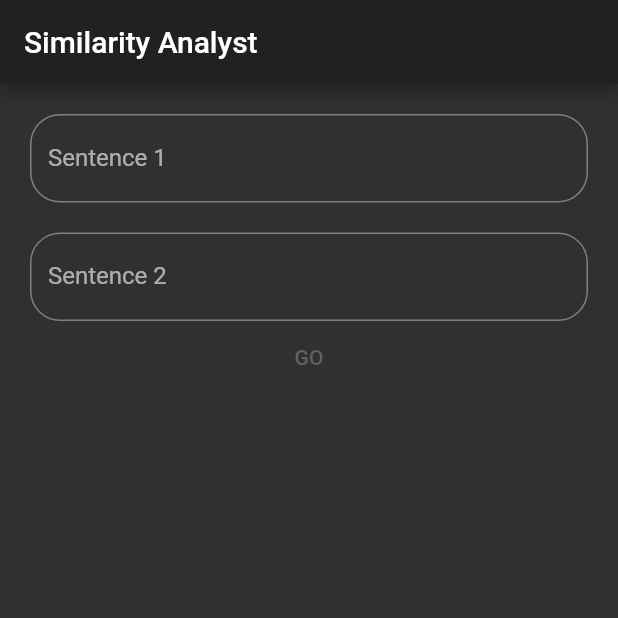
After one commit to pouria-z/Text-Analysis, a Flutter app: the Similarity screen opened directly, on a phone screen of 412 x 824 dp, the top half of it. The commit adds this screen. Run offline on Flutter 3.47's test engine with Material 2 defaults, Android fonts, the phone set to English and light mode, and no system bars.

Commit message:
similarity analyst

```diff
--- a/lib/home_page.dart
+++ b/lib/home_page.dart
@@ -1,6 +1,7 @@
 import 'package:flutter/material.dart';
 import 'package:sentiment_analysis/screens/key_phrases.dart';
 import 'package:sentiment_analysis/screens/sentiment.dart';
+import 'package:sentiment_analysis/screens/similarity.dart';
 
 class HomePage extends StatefulWidget {
   @override
@@ -14,7 +15,7 @@ class _HomePageState extends State<HomePage>
   @override
   void initState() {
     _controller = TabController(
-      length: 2,
+      length: 3,
       vsync: this,
     );
     super.initState();
@@ -34,6 +35,7 @@ class _HomePageState extends State<HomePage>
         children: [
           Sentiment(),
           KeyPhrases(),
+          Similarity(),
         ],
       ),
       bottomNavigationBar: Material(
@@ -45,7 +47,10 @@ class _HomePageState extends State<HomePage>
             ),
             Tab(
               text: "Key Phrases",
-            )
+            ),
+            Tab(
+              text: "Similarity",
+            ),
           ],
         ),
       ),
--- a/lib/screens/key_phrases.dart
+++ b/lib/screens/key_phrases.dart
@@ -12,7 +12,7 @@ class KeyPhrases extends StatefulWidget {
 }
 
 class _KeyPhrasesState extends State<KeyPhrases> {
-  late TextEditingController _controller = TextEditingController();
+  TextEditingController _controller = TextEditingController();
   bool isLoading = false;
   bool showText = false;
   var keyPhrase;
--- /dev/null
+++ b/lib/screens/similarity.dart
@@ -0,0 +1,163 @@
+import 'package:flutter/material.dart';
+import 'package:sentiment_analysis/widgets.dart';
+import 'package:sentiment_analysis/api_key.dart';
+import 'package:http/http.dart' as http;
+import 'dart:convert';
+
+class Similarity extends StatefulWidget {
+  const Similarity({Key? key}) : super(key: key);
+
+  @override
+  _SimilarityState createState() => _SimilarityState();
+}
+
+class _SimilarityState extends State<Similarity> {
+  TextEditingController _controller2 = TextEditingController();
+  TextEditingController _controller1 = TextEditingController();
+  bool isLoading = false;
+  bool showText = false;
+  var input2;
+  var input1;
+  var string1;
+  var string2;
+  double similarity = 0.0;
+
+  Future postData() async {
+    setState(() {
+      isLoading = true;
+      showText = true;
+    });
+    var url = Uri.parse(
+      'https://webit-text-analytics.p.rapidapi.com/similarity',
+    );
+    var response = await http.post(url, body: {
+      'string1': '$string1',
+      'string2': '$string2',
+    }, headers: {
+      'x-rapidapi-key': '$apiKey',
+      'x-rapidapi-host': 'webit-text-analytics.p.rapidapi.com'
+    });
+    var json = jsonDecode(response.body)['data'];
+    setState(() {
+      similarity = json['similarity'];
+    });
+
+    setState(() {
+      isLoading = false;
+    });
+  }
+
+  @override
+  Widget build(BuildContext context) {
+    return Scaffold(
+      appBar: AppBar(
+        title: Text("Similarity Analyst"),
+      ),
+      body: Padding(
+        padding: EdgeInsets.all(20),
+        child: ListView(
+          children: [
+            TextField(
+              onChanged: (value) {
+                setState(() {
+                  input1 = value;
+                  showText = false;
+                  similarity = 0.0;
+                });
+              },
+              controller: _controller1,
+              decoration: decoration.copyWith(
+                  hintText: 'Enter Sentence 1', labelText: 'Sentence 1'),
+              textCapitalization: TextCapitalization.sentences,
+              textInputAction: TextInputAction.newline,
+              maxLines: 50,
+              minLines: 1,
+            ),
+            SizedBox(
+              height: 20,
+            ),
+            TextField(
+              onChanged: (value) {
+                setState(() {
+                  input2 = value;
+                  showText = false;
+                  similarity = 0.0;
+                });
+              },
+              controller: _controller2,
+              decoration: decoration.copyWith(
+                  hintText: 'Enter Sentence 2', labelText: 'Sentence 2'),
+              textInputAction: TextInputAction.next,
+            ),
+            TextButton(
+              child: Text(
+                "GO",
+                style: TextStyle(
+                    color: _controller2.text.trim().isEmpty ||
+                            _controller1.text.isEmpty
+                        ? Colors.grey[700]
+                        : Colors.white),
+              ),
+              onPressed: () async {
+                if (_controller2.text.trim().isEmpty ||
+                    _controller1.text.isEmpty) {
+                  return null;
+                } else {
+                  setState(() {
+                    string1 = _controller1.text.trim();
+                    string2 = _controller2.text.trim();
+                  });
+                  await postData().whenComplete(() {
+                    _controller1.clear();
+                    _controller2.clear();
+                  });
+                }
+              },
+            ),
+            showText == false
+                ? Container()
+                : Text("Sentence 1: \n\t\t$string1\n",
+                    style: TextStyle(fontSize: 18)),
+            showText == false
+                ? Container()
+                : Text("Sentence 2: \n\t\t$string2\n",
+                    style: TextStyle(fontSize: 18)),
+            SizedBox(
+              height: 20,
+            ),
+            showText == true && isLoading == true
+                ? Center(
+                    child: CircularProgressIndicator(
+                    color: Colors.white,
+                    strokeWidth: 1.2,
+                  ))
+                : similarity == 0.0
+                    ? Container()
+                    : ListView.builder(
+                        shrinkWrap: true,
+                        itemCount: 1,
+                        itemBuilder: (context, index) {
+                          return ListTile(
+                              title: RichText(
+                            text: TextSpan(children: [
+                              TextSpan(
+                                  text: "Similarity: ",
+                                  style: TextStyle(
+                                    fontSize: 20,
+                                  )),
+                              TextSpan(
+                                  text:
+                                      "${similarity.toStringAsFixed(4).toString()}",
+                                  style: TextStyle(
+                                      fontSize: 20,
+                                      decoration: TextDecoration.underline))
+                            ]),
+                          ));
+                        },
+                      )
+          ],
+        ),
+      ),
+    );
+  }
+}
```
